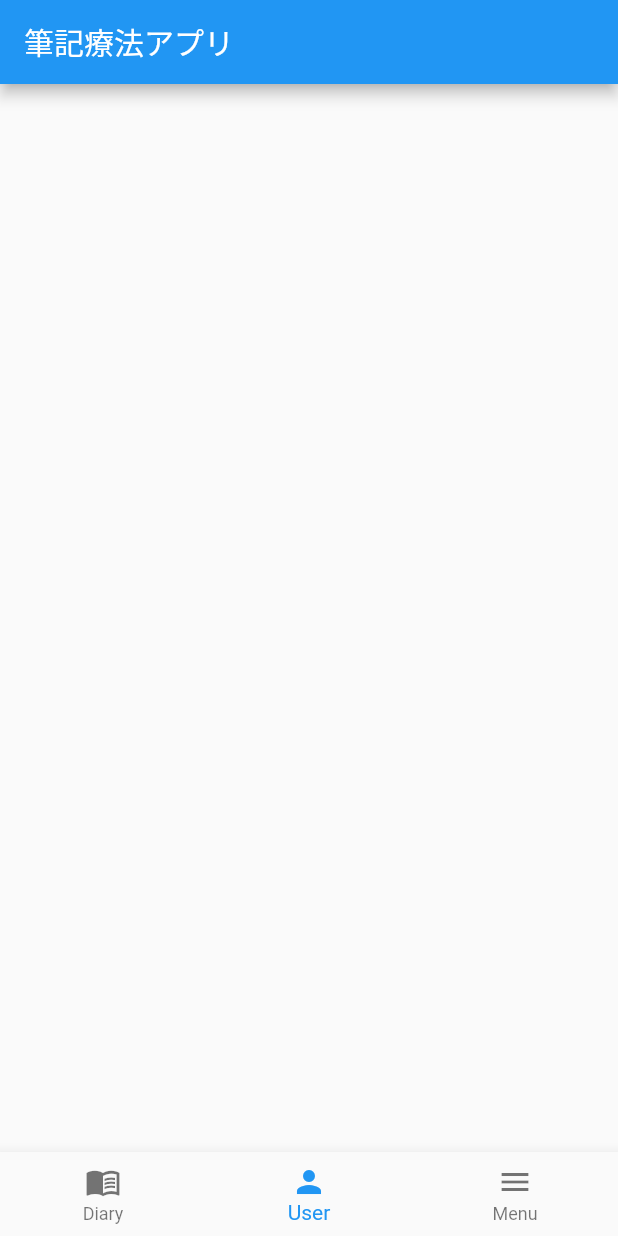
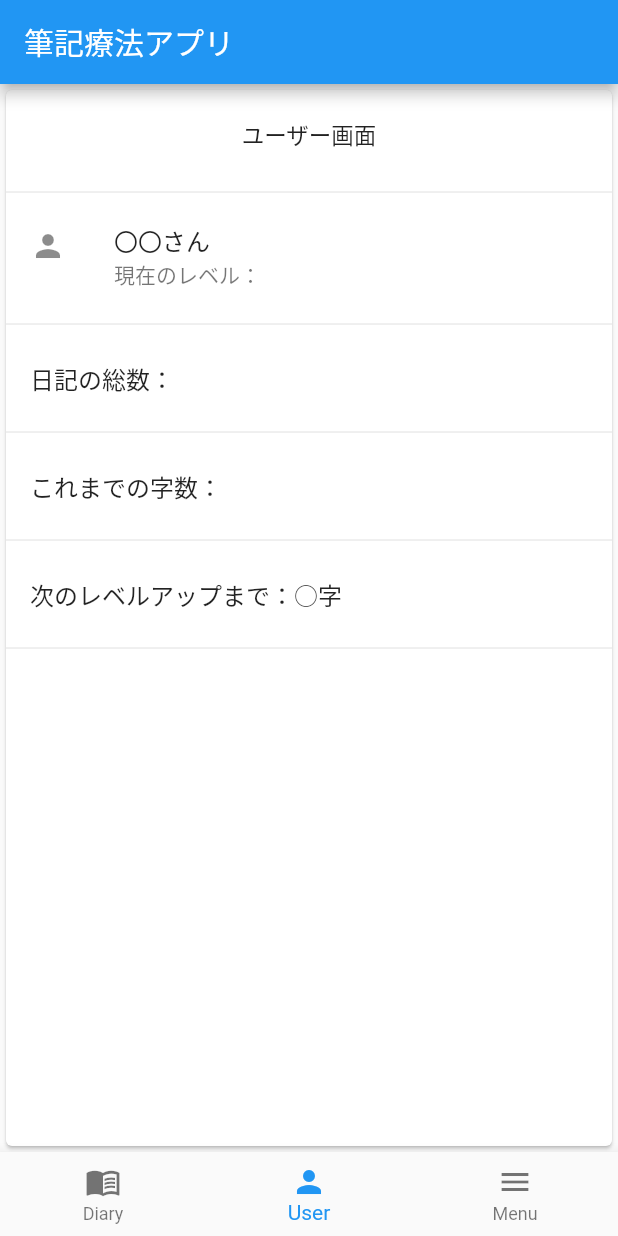
Before and after one commit to Ta23ka98/expressive_diary, a Flutter app: the screen it shows after launch, item 2 of the bottom bar chosen, on a phone screen of 412 x 824 dp. Run offline on Flutter 3.47's test engine with Material 2 defaults, Android fonts, the phone set to English and light mode, and no system bars; our stand-ins replace cloud_firestore, firebase_core, table_calendar; accounts and stored records are empty.

Commit message:
15th commit. Arranged basic_example.dart. Added content to UserScreen and MenuScreen.

```diff
--- a/lib/Screens/main.dart
+++ b/lib/Screens/main.dart
@@ -42,7 +42,7 @@ class _MyStatefulWidgetState extends State<MyStatefulWidget> {
   final List<Widget> _widgetOptions = <Widget>[
     DiaryScreen(),
     const UserScreen(),
-    TableEventsExample(),
+    const MenuScreen(),
   ];
 
   void _onItemTapped(int index) {
--- a/lib/Screens/user_screen.dart
+++ b/lib/Screens/user_screen.dart
@@ -5,6 +5,31 @@ class UserScreen extends StatelessWidget {
 
   @override
   Widget build(BuildContext context) {
-    return Container();
+    return Card(
+      child: Column(
+        children: const [
+          SizedBox(
+            child: Center(
+                child: Text(
+              "ユーザー画面",
+              style: TextStyle(fontSize: 15),
+            )),
+            height: 60,
+          ),
+          Divider(),
+          ListTile(
+              leading: Icon(Icons.person),
+              title: Text('〇〇さん'),
+              subtitle: Text('現在のレベル：')),
+          Divider(),
+          ListTile(title: Text('日記の総数：')),
+          Divider(),
+          ListTile(title: Text('これまでの字数：')),
+          Divider(),
+          ListTile(title: Text('次のレベルアップまで：○字')),
+          Divider(),
+        ],
+      ),
+    );
   }
 }
```
Also changed, not shown: lib/Screens/basic_example.dart (+9 -3 lines), lib/Screens/menu_screen.dart (+21 -1 lines).
